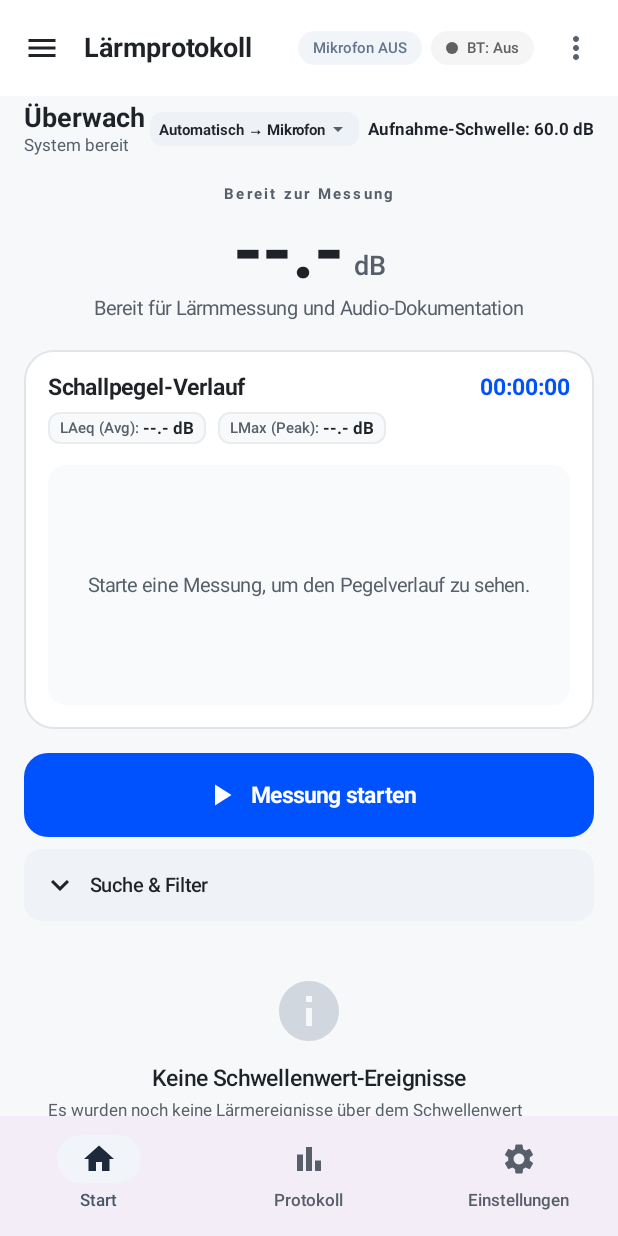
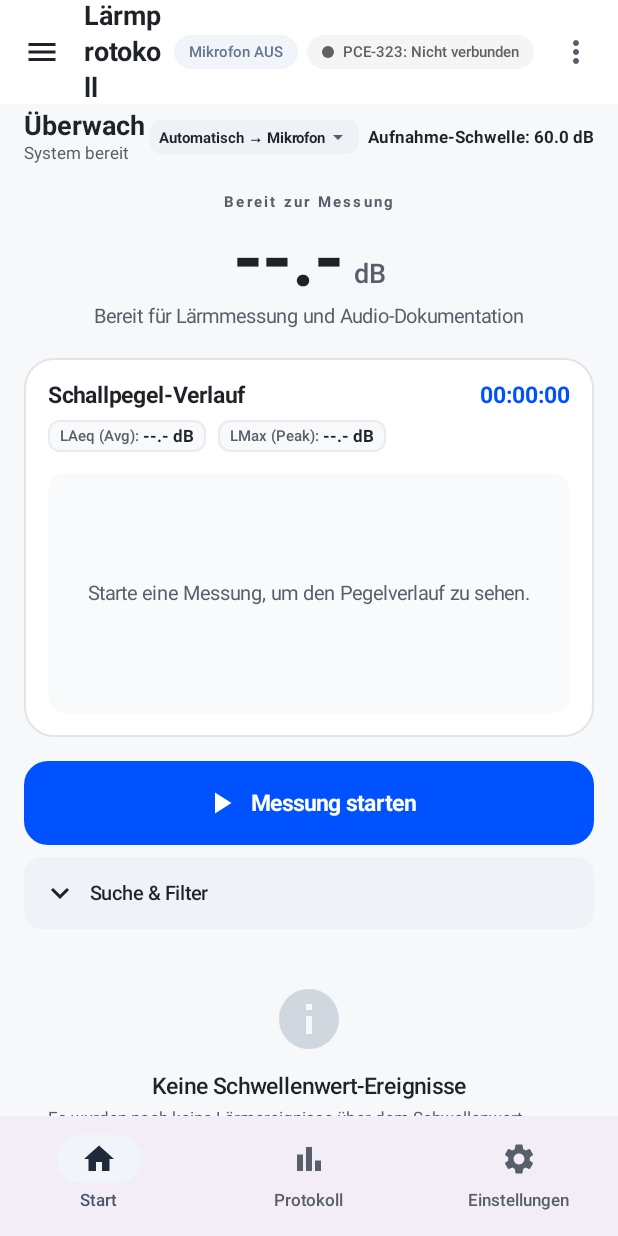
Before and after one commit to arthurschaab-bit/Noiseprotocol_Android, an Android app built with Jetpack Compose: the screen it shows after launch (MainActivity), on a phone screen of 412 x 824 dp. Run offline under Robolectric (Android 15) with nearby library versions, the light colour scheme and no system bars; our stand-ins replace Room's generated code; libraries missing offline, so code that uses them is left out: com.google.mediapipe.tasks, io.sentry, io.sentry.android; pictures from the network do not load; 6 statements that could not run were skipped.

Commit message:
feat: make PCE connection status explicit on home screen

```diff
--- a/app/src/main/java/com/example/lrmprotokoll/ui/BluetoothStatusBadge.kt
+++ b/app/src/main/java/com/example/lrmprotokoll/ui/BluetoothStatusBadge.kt
@@ -26,16 +26,15 @@ import androidx.compose.ui.Modifier
 import androidx.compose.ui.draw.alpha
 import androidx.compose.ui.draw.clip
 import androidx.compose.ui.graphics.Color
-import androidx.compose.ui.res.stringResource
 import androidx.compose.ui.text.font.FontWeight
 import androidx.compose.ui.unit.dp
-import com.example.lrmprotokoll.R
 import com.example.lrmprotokoll.meter.ConnectionState
 import com.example.lrmprotokoll.meter.label
 
 /**
- * Status-Badge für die obere rechte Bildschirmecke, das den aktuellen Bluetooth-/Messgerät-
- * Verbindungszustand kompakt anzeigt.
+ * Status-Badge fuer die obere rechte Bildschirmecke. Der Text nennt den PCE-Zustand bewusst
+ * explizit (nicht nur den Geraetenamen), damit auf dem Startbildschirm auf einen Blick erkennbar
+ * ist, ob das Messgeraet tatsaechlich streamt.
  */
 @Composable
 fun BluetoothStatusBadge(
@@ -101,13 +100,14 @@ fun BluetoothStatusBadge(
                     .then(if (isAnimating) Modifier.alpha(pulseAlpha) else Modifier)
             )
             Spacer(modifier = Modifier.width(6.dp))
-            val connectedStr = stringResource(R.string.status_connected)
-            val offStr = stringResource(R.string.status_off)
-            val displayText = when {
-                state == ConnectionState.STREAMING && !deviceName.isNullOrBlank() -> deviceName
-                state == ConnectionState.STREAMING -> "BT: $connectedStr"
-                state == ConnectionState.IDLE -> "BT: $offStr"
-                else -> "BT: ${state.label()}"
+
+            val name = deviceName?.takeIf { it.isNotBlank() } ?: "PCE-323"
+            val displayText = when (state) {
+                ConnectionState.STREAMING -> "$name: Verbunden"
+                ConnectionState.IDLE,
+                ConnectionState.DISCONNECTED -> "$name: Nicht verbunden"
+                ConnectionState.FAILED -> "$name: Fehler"
+                else -> "$name: ${state.label()}"
             }
 
             Text(
```
